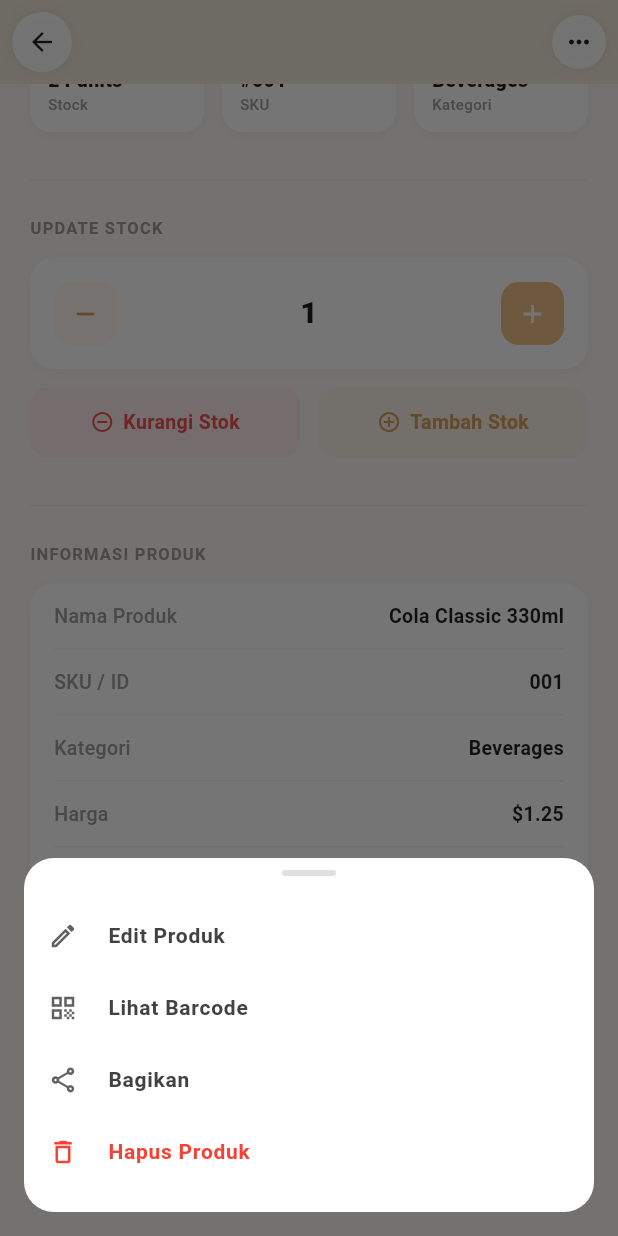
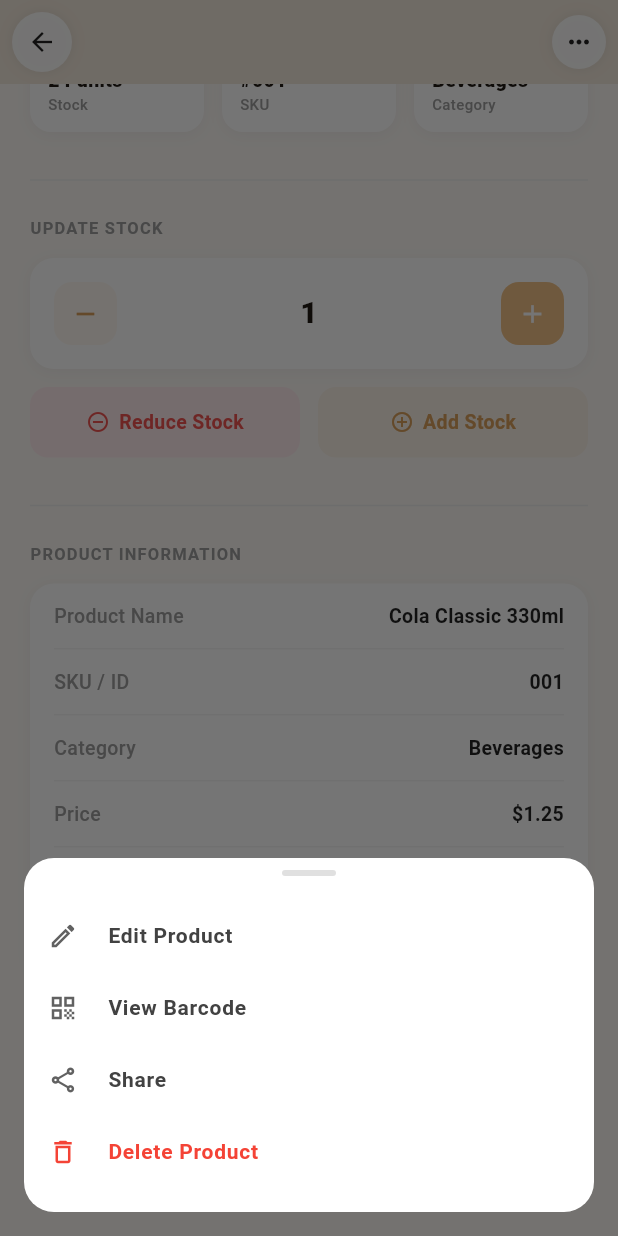
Before and after one commit to Malcosyn/inventory-app, a Flutter app: the ProductDetailPage screen opened directly with sample values from the repository, scrolled down 386 dp, after a tap on the "keyboard control" icon, on a phone screen of 412 x 824 dp. Run offline on Flutter 3.47's test engine with Material 3 defaults, Android fonts, the phone set to English and light mode, and no system bars; network calls fail; Roboto replaces fonts that are missing (Manrope).

Commit message:
improve UI inventory and product details

```diff
--- a/lib/pages/inventory/inventory.dart
+++ b/lib/inventory.dart
@@ -1,8 +1,8 @@
 import 'package:flutter/material.dart';
 import 'package:flutter/services.dart';
-import '../widgets/bottomNavbar.dart';
-import '../../constants.dart';
-import 'detail.dart';
+import 'pages/widgets/bottomNavbar.dart';
+import 'constants.dart';
+import 'pages/product/detail.dart';
 
 // ─── App Root ──────────────────────────────────────────────────────────────────
 
--- a/lib/main.dart
+++ b/lib/main.dart
@@ -1,5 +1,5 @@
 import 'package:flutter/material.dart';
-import 'pages/inventory/inventory.dart';
+import 'inventory.dart';
 
 
 void main() {
--- a/lib/pages/inventory/detail.dart
+++ b/lib/pages/product/detail.dart
@@ -2,6 +2,7 @@ import 'package:flutter/material.dart';
 import 'package:flutter/services.dart';
 import '../widgets/bottomNavbar.dart';
 import '../../constants.dart';
+import 'edit.dart';
 
 class ProductDetailPage extends StatefulWidget {
   final Product product;
@@ -16,8 +17,6 @@ class _ProductDetailPageState extends State<ProductDetailPage> {
   int _quantity = 1;
 
   Product get p => widget.product;
-
-  // ── Status helpers ──────────────────────────────────────────────────────────
 
   Color get _statusBg {
     switch (p.status) {
@@ -73,7 +72,6 @@ class _ProductDetailPageState extends State<ProductDetailPage> {
         backgroundColor: kBackground,
         body: CustomScrollView(
           slivers: [
-            // ── App Bar dengan gambar ─────────────────────────────────────
             SliverAppBar(
               expandedHeight: 300,
               pinned: true,
@@ -132,7 +130,6 @@ class _ProductDetailPageState extends State<ProductDetailPage> {
                 background: Stack(
                   fit: StackFit.expand,
                   children: [
-                    // Gambar produk
                     Image.network(
                       p.imageUrl,
                       fit: BoxFit.cover,
@@ -163,7 +160,6 @@ class _ProductDetailPageState extends State<ProductDetailPage> {
                         );
                       },
                     ),
-                    // Gradient bawah
                     Positioned(
                       bottom: 0,
                       left: 0,
@@ -182,7 +178,6 @@ class _ProductDetailPageState extends State<ProductDetailPage> {
                         ),
                       ),
                     ),
-                    // Status badge
                     Positioned(
                       bottom: 16,
                       left: 20,
@@ -221,14 +216,13 @@ class _ProductDetailPageState extends State<ProductDetailPage> {
               ),
             ),
 
-            // ── Konten detail ─────────────────────────────────────────────
             SliverToBoxAdapter(
               child: Padding(
                 padding: const EdgeInsets.fromLTRB(20, 20, 20, 100),
                 child: Column(
                   crossAxisAlignment: CrossAxisAlignment.start,
                   children: [
-                    // Nama & Harga
+                    // Name & Price
                     Row(
                       crossAxisAlignment: CrossAxisAlignment.start,
                       children: [
@@ -284,7 +278,7 @@ class _ProductDetailPageState extends State<ProductDetailPage> {
 
                     const SizedBox(height: 24),
 
-                    // ── Info Cards ──────────────────────────────────────────
+                    // Info Cards
                     Row(
                       children: [
                         Expanded(
@@ -308,7 +302,7 @@ class _ProductDetailPageState extends State<ProductDetailPage> {
                         Expanded(
                           child: _InfoCard(
                             icon: Icons.category_outlined,
-                            label: 'Kategori',
+                            label: 'Category',
                             value: p.category.split(' ').first,
                             color: Colors.deepOrange.shade300,
                           ),
@@ -317,12 +311,10 @@ class _ProductDetailPageState extends State<ProductDetailPage> {
                     ),
 
                     const SizedBox(height: 24),
-
-                    // ── Divider ─────────────────────────────────────────────
                     Divider(color: Colors.grey.shade200),
                     const SizedBox(height: 16),
 
-                    // ── Update Stock Section ────────────────────────────────
+                    // ── UPDATE STOCK ──────────────────────────────────────
                     const Text(
                       'UPDATE STOCK',
                       style: TextStyle(
@@ -333,6 +325,7 @@ class _ProductDetailPageState extends State<ProductDetailPage> {
                       ),
                     ),
                     const SizedBox(height: 12),
+
                     Container(
                       padding: const EdgeInsets.all(16),
                       decoration: BoxDecoration(
@@ -348,7 +341,6 @@ class _ProductDetailPageState extends State<ProductDetailPage> {
                       ),
                       child: Row(
                         children: [
-                          // Tombol kurang
                           _QtyButton(
                             icon: Icons.remove,
                             onTap: () {
@@ -366,7 +358,6 @@ class _ProductDetailPageState extends State<ProductDetailPage> {
                               ),
                             ),
                           ),
-                          // Tombol tambah
                           _QtyButton(
                             icon: Icons.add,
                             onTap: () => setState(() => _quantity++),
@@ -378,18 +369,17 @@ class _ProductDetailPageState extends State<ProductDetailPage> {
 
                     const SizedBox(height: 12),
 
-                    // Tombol tambah & kurang stok
                     Row(
                       children: [
                         Expanded(
                           child: _ActionButton(
-                            label: 'Kurangi Stok',
+                            label: 'Reduce Stock',
                             icon: Icons.remove_circle_outline,
                             color: Colors.red.shade400,
                             bgColor: Colors.red.shade50,
                             onTap: () => _showStockSnackbar(
                               context,
-                              'kurang',
+                              'reduce',
                               _quantity,
                             ),
                           ),
@@ -397,7 +387,7 @@ class _ProductDetailPageState extends State<ProductDetailPage> {
                         const SizedBox(width: 12),
                         Expanded(
                           child: _ActionButton(
-                            label: 'Tambah Stok',
+                            label: 'Add Stock',
                             icon: Icons.add_circle_outline,
                             color: kPrimaryDark,
                             bgColor: kPrimary.withOpacity(0.12),
@@ -415,9 +405,9 @@ class _ProductDetailPageState extends State<ProductDetailPage> {
                     Divider(color: Colors.grey.shade200),
                     const SizedBox(height: 16),
 
-                    // ── Detail Info ─────────────────────────────────────────
+                    // ── PRODUCT INFORMATION ───────────────────────────────
                     const Text(
-                      'INFORMASI PRODUK',
+                      'PRODUCT INFORMATION',
                       style: TextStyle(
                         fontSize: 11,
                         fontWeight: FontWeight.w700,
@@ -440,16 +430,16 @@ class _ProductDetailPageState extends State<ProductDetailPage> {
                       ),
                       child: Column(
                         children: [
-                          _DetailRow(label: 'Nama Produk', value: p.name),
+                          _DetailRow(label: 'Product Name', value: p.name),
                           _DetailRow(label: 'SKU / ID', value: p.id),
-                          _DetailRow(label: 'Kategori', value: p.category),
+                          _DetailRow(label: 'Category', value: p.category),
                           _DetailRow(
-                            label: 'Harga',
+                            label: 'Price',
                             value: '\$${p.price.toStringAsFixed(2)}',
                           ),
                           _DetailRow(
-                            label: 'Stok Tersedia',
-                            value: '${p.units} unit',
+                            label: 'Available Stock',
+                            value: '${p.units} units',
                           ),
                           _DetailRow(
                             label: 'Status',
@@ -463,14 +453,15 @@ class _ProductDetailPageState extends State<ProductDetailPage> {
 
                     const SizedBox(height: 24),
 
-                    // ── Tombol Edit & Hapus ─────────────────────────────────
+                    // ── Edit & Delete Buttons ─────────────────────────────
                     Row(
                       children: [
                         Expanded(
                           child: OutlinedButton.icon(
-                            onPressed: () {},
+                            onPressed: () =>
+                                EditProductSheet.show(context, p),
                             icon: const Icon(Icons.edit_outlined, size: 16),
-                            label: const Text('Edit Produk'),
+                            label: const Text('Edit Product'),
                             style: OutlinedButton.styleFrom(
                               foregroundColor: kPrimaryDark,
                               side: const BorderSide(color: kPrimary),
@@ -489,7 +480,7 @@ class _ProductDetailPageState extends State<ProductDetailPage> {
                         OutlinedButton.icon(
                           onPressed: () => _confirmDelete(context),
                           icon: const Icon(Icons.delete_outline, size: 16),
-                          label: const Text('Hapus'),
+                          label: const Text('Delete'),
                           style: OutlinedButton.styleFrom(
                             foregroundColor: Colors.red,
                             side: BorderSide(color: Colors.red.shade200),
@@ -531,7 +522,7 @@ class _ProductDetailPageState extends State<ProductDetailPage> {
             ),
             const SizedBox(width: 8),
             Text(
-              '${isAdd ? 'Menambahkan' : 'Mengurangi'} $qty unit stok ${p.name}',
+              '${isAdd ? 'Added' : 'Reduced'} $qty units of ${p.name}',
               style: const TextStyle(fontWeight: FontWeight.w600, fontSize: 13),
             ),
           ],
@@ -574,12 +565,12 @@ class _ProductDetailPageState extends State<ProductDetailPage> {
             ),
             const SizedBox(height: 16),
             const Text(
-              'Hapus Produk?',
+              'Delete Product?',
               style: TextStyle(fontSize: 18, fontWeight: FontWeight.w800),
             ),
             const SizedBox(height: 8),
             Text(
-              'Produk "${p.name}" akan dihapus permanen\ndari inventaris.',
+              '"${p.name}" will be permanently deleted\nfrom your inventory.',
               textAlign: TextAlign.center,
               style: TextStyle(
                 fontSize: 13,
@@ -601,7 +592,7 @@ class _ProductDetailPageState extends State<ProductDetailPage> {
                       side: BorderSide(color: Colors.grey.shade300),
                     ),
                     child: Text(
-                      'Batal',
+                      'Cancel',
                       style: TextStyle(
                         fontWeight: FontWeight.w700,
                         color: Colors.grey.shade700,
@@ -626,7 +617,7 @@ class _ProductDetailPageState extends State<ProductDetailPage> {
                       ),
                     ),
                     child: const Text(
-                      'Hapus',
+                      'Delete',
                       style: TextStyle(fontWeight: FontWeight.w700),
                     ),
                   ),
@@ -665,22 +656,25 @@ class _ProductDetailPageState extends State<ProductDetailPage> {
             const SizedBox(height: 16),
             _OptionTile(
               icon: Icons.edit_outlined,
-              label: 'Edit Produk',
-              onTap: () => Navigator.pop(context),
+              label: 'Edit Product',
+              onTap: () {
+                Navigator.pop(context);
+                EditProductSheet.show(context, p);
+              },
             ),
             _OptionTile(
               icon: Icons.qr_code_outlined,
-              label: 'Lihat Barcode',
+              label: 'View Barcode',
               onTap: () => Navigator.pop(context),
             ),
             _OptionTile(
               icon: Icons.share_outlined,
-              label: 'Bagikan',
+              label: 'Share',
               onTap: () => Navigator.pop(context),
             ),
             _OptionTile(
               icon: Icons.delete_outline,
-              label: 'Hapus Produk',
+              label: 'Delete Product',
               color: Colors.red,
               onTap: () {
                 Navigator.pop(context);
```
Also changed, not shown: lib/pages/product/edit.dart (added, +408 -0 lines).
